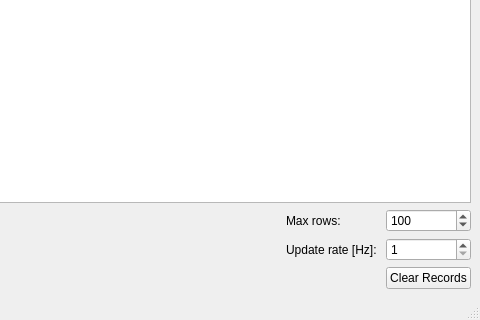
Qt form src/gui/analyzer.ui (nevtum/XSeriesTestTool) before a commit; both pictures show x 320 to 800 and y 244 to 564 of the 800 by 564 pixel window.
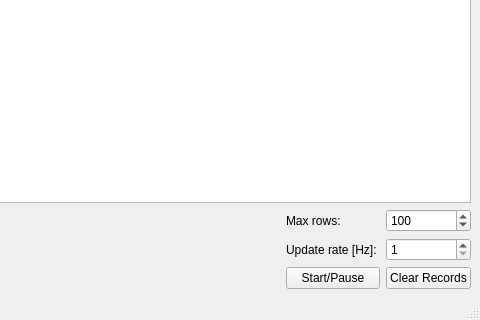
The same form after that commit.

Commit message: general layout cleanup of displaying serial packets

Diff of the .ui file:
```diff
--- a/src/gui/analyzer.ui
+++ b/src/gui/analyzer.ui
@@ -99,6 +99,13 @@
         </property>
        </widget>
       </item>
+      <item row="2" column="1">
+       <widget class="QPushButton" name="pushButton">
+        <property name="text">
+         <string>Start/Pause</string>
+        </property>
+       </widget>
+      </item>
      </layout>
     </item>
    </layout>
```
The commit also changes 1 other file.
